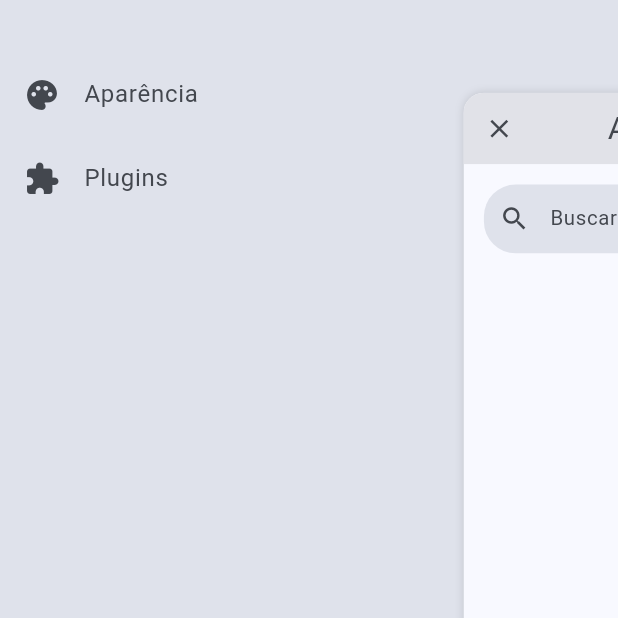
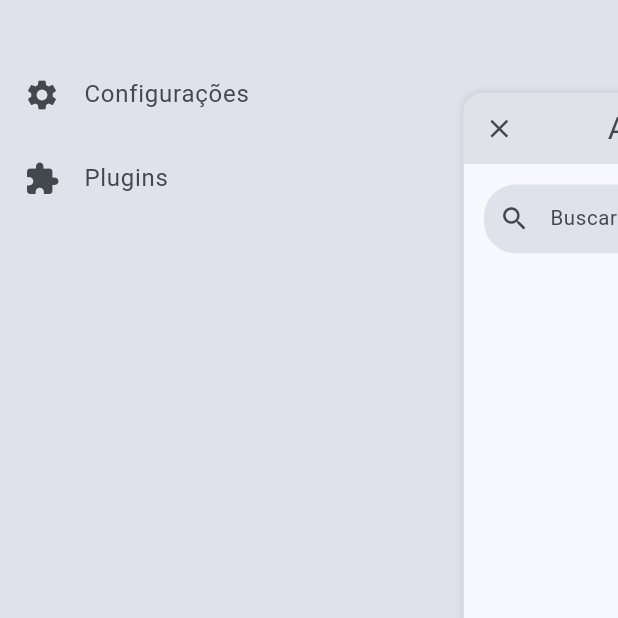
Before and after one commit to Luiz-eduardp/akashic_records, a Flutter app: the HomeScreen screen opened directly, after a tap on the "list" icon, after a tap on the "menu" icon, on a phone screen of 412 x 824 dp, the top half of it. Run offline on Flutter 3.47's test engine with Material 3 defaults, Android fonts, the phone set to English and light mode, and no system bars; drawn by our look-alikes of flutter_advanced_drawer, google_nav_bar; our stand-ins replace cached_network_image, cookie_jar, flutter_html, flutter_markdown, google_fonts, package_info_plus and 3 more; missing offline and left inert: flutter_code_editor, highlight; accounts and stored records are empty; network calls fail.

Commit message:
refactor(app_drawer): rename drawer item
- Changed icon from palette to settings.
- Updated title from 'Aparência' to 'Configurações'.

```diff
--- a/lib/widgets/app_drawer.dart
+++ b/lib/widgets/app_drawer.dart
@@ -20,8 +20,8 @@ class AppDrawer extends StatelessWidget {
           children: [
             const SizedBox(height: 35),
             ListTile(
-              leading: const Icon(Icons.palette),
-              title: Text('Aparência'.translate),
+              leading: const Icon(Icons.settings),
+              title: Text('Configurações'.translate),
               onTap: () {
                 Navigator.pushNamed(context, '/settings');
                 advancedDrawerController.hideDrawer();
```
